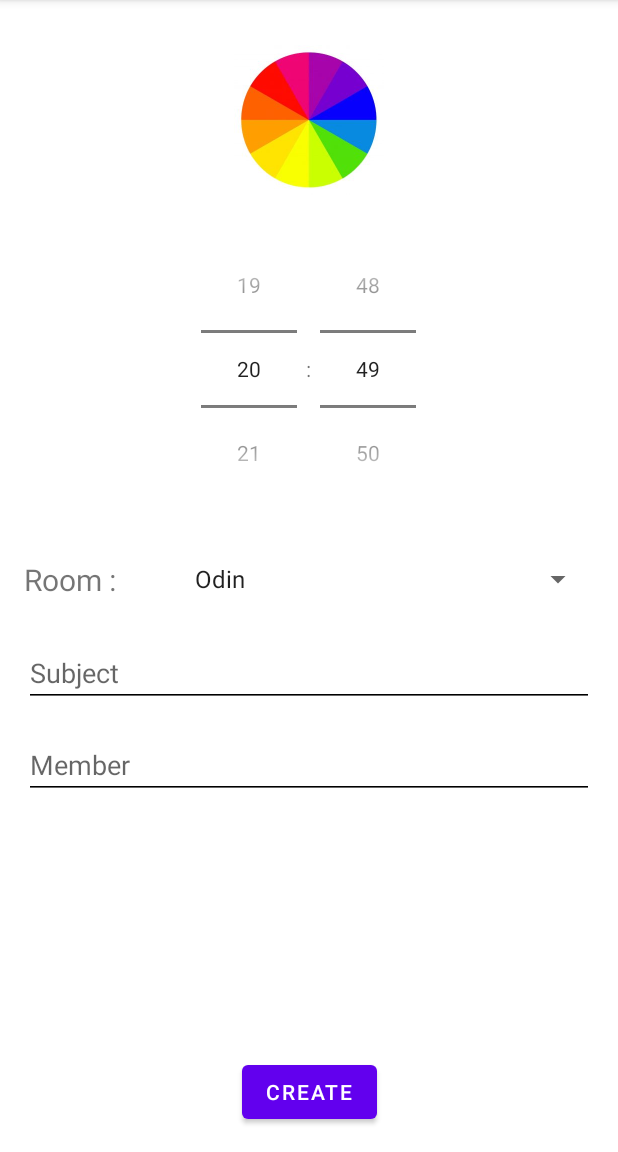
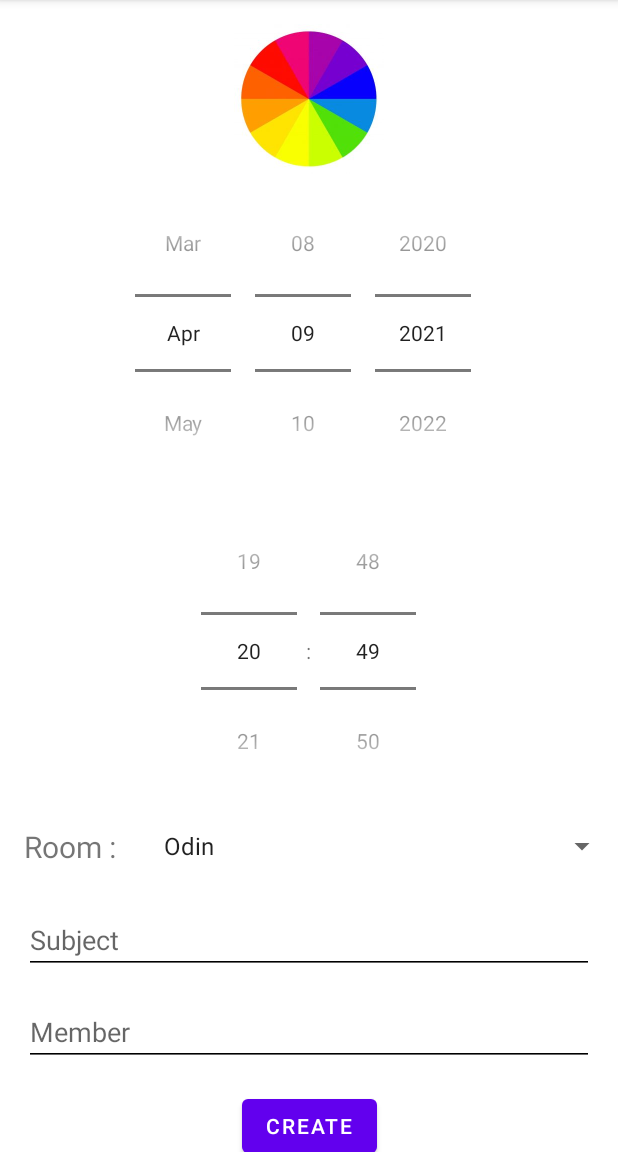
Before and after one commit to Ch0k6973/Projet04_OpenClassrooms, an Android app: the CreateMeetingActivity screen opened directly, with no data from a screen before it, after a tap on an icon or button, on a phone screen of 412 x 824 dp, the part 84-1236 px from its top. Run offline under Robolectric (Android 15) with nearby library versions, the phone set to English and light mode, and no system bars; libraries missing offline, so code that uses them is left out: petrov.kristiyan.colorpicker; 3 statements that could not run were skipped.

Commit message:
Mise a jour filtres

```diff
--- a/app/src/main/java/com/example/mareu/service/MeetingApiService.java
+++ b/app/src/main/java/com/example/mareu/service/MeetingApiService.java
@@ -1,13 +1,19 @@
 package com.example.mareu.service;
 
 import com.example.mareu.model.Meeting;
+import com.example.mareu.model.MeetingRoom;
 
+import java.util.Date;
 import java.util.List;
 
 public interface MeetingApiService {
 
     List<Meeting> getMeeting();
 
+    List<Meeting> getMeetingDate(Date date);
+
+    List<Meeting> getMeetingRoom(MeetingRoom room);
+
     void deleteMeeting(Meeting meeting);
 
     void createMeeting(Meeting meeting);
--- a/app/src/main/java/com/example/mareu/ui/adapter/MyMeetingRecyclerViewAdapter.java
+++ b/app/src/main/java/com/example/mareu/ui/adapter/MyMeetingRecyclerViewAdapter.java
@@ -12,12 +12,14 @@ import com.example.mareu.model.Meeting;
 
 import org.greenrobot.eventbus.EventBus;
 
+import java.text.SimpleDateFormat;
 import java.util.List;
 
 
 public class MyMeetingRecyclerViewAdapter extends RecyclerView.Adapter<MyMeetingRecyclerViewAdapter.ViewHolder> {
 
     private final List<Meeting> mMeeting;
+    SimpleDateFormat sdf = new SimpleDateFormat("hh:mm");
 
     public MyMeetingRecyclerViewAdapter(List<Meeting> items){
         mMeeting = items;
@@ -31,7 +33,8 @@ public class MyMeetingRecyclerViewAdapter extends RecyclerView.Adapter<MyMeeting
     @Override
     public void onBindViewHolder(final ViewHolder holder, int position) {
         Meeting meeting = mMeeting.get(position);
-        holder.binding.itemListTitle.setText(meeting.getRoom() + " - " + meeting.getHour().getHour() + " - " + meeting.getSubject());
+        holder.binding.itemListAvatar.setBackgroundColor(meeting.getColor());
+        holder.binding.itemListTitle.setText(meeting.getRoom() + " - " + sdf.format(meeting.getDate()) + " - " + meeting.getSubject());
         holder.binding.itemListMember.setText(meeting.getMember());
 
         holder.binding.itemListDeleteButton.setOnClickListener(new View.OnClickListener() {
--- /dev/null
+++ b/app/src/main/res/drawable/ic_filter_variant.xml
@@ -0,0 +1,9 @@
+<vector xmlns:android="http://schemas.android.com/apk/res/android"
+    android:width="24dp"
+    android:height="24dp"
+    android:viewportWidth="24"
+    android:viewportHeight="24">
+  <path
+      android:fillColor="#FFFFFF"
+      android:pathData="M6,13H18V11H6M3,6V8H21V6M10,18H14V16H10V18Z"/>
+</vector>
--- a/app/src/main/res/layout/activity_create_meeting.xml
+++ b/app/src/main/res/layout/activity_create_meeting.xml
@@ -1,10 +1,16 @@
 <?xml version="1.0" encoding="utf-8"?>
-<androidx.constraintlayout.widget.ConstraintLayout xmlns:android="http://schemas.android.com/apk/res/android"
+<ScrollView xmlns:android="http://schemas.android.com/apk/res/android"
     xmlns:app="http://schemas.android.com/apk/res-auto"
     xmlns:tools="http://schemas.android.com/tools"
     android:layout_width="match_parent"
+    android:layout_height="match_parent">
+
+    <androidx.constraintlayout.widget.ConstraintLayout
+        android:layout_width="match_parent"
         android:layout_height="match_parent"
         tools:context=".ui.activity.CreateMeetingActivity">
+
+
 
         <ImageView
             android:id="@+id/create_color_picker"
@@ -13,7 +19,7 @@
             app:layout_constraintStart_toStartOf="parent"
             app:layout_constraintTop_toTopOf="parent"
             app:layout_constraintEnd_toEndOf="parent"
-        android:layout_margin="30dp"
+            android:layout_margin="16dp"
             android:src="@drawable/cerclechromatique"/>
 
         <TextView
@@ -21,34 +27,44 @@
             android:layout_width="wrap_content"
             android:layout_height="wrap_content"
             app:layout_constraintStart_toStartOf="parent"
-        app:layout_constraintTop_toBottomOf="@+id/create_hour_text"
+            app:layout_constraintTop_toBottomOf="@+id/create_hour_picker"
             app:layout_constraintEnd_toStartOf="@id/create_location_text"
             app:layout_constraintBottom_toTopOf="@id/create_subject_text"
-        android:layout_margin="16dp"
-        android:text="Room : "
+            android:layout_marginStart="16dp"
+            android:layout_marginEnd="16dp"
+            android:layout_marginBottom="16dp"
+            android:text="Room :"
             android:textSize="20dp"/>
 
         <Spinner
             android:id="@+id/create_location_text"
             android:layout_width="0dp"
             android:layout_height="wrap_content"
-        android:layout_margin="16dp"
+            android:layout_marginBottom="16dp"
             app:layout_constraintStart_toEndOf="@id/create_hint_room"
-        app:layout_constraintTop_toBottomOf="@id/create_hour_text"
+            app:layout_constraintTop_toBottomOf="@id/create_hour_picker"
             app:layout_constraintBottom_toTopOf="@id/create_subject_text"
             app:layout_constraintEnd_toEndOf="parent"
             android:spinnerMode="dropdown"/>
 
-    <TimePicker
-        android:id="@+id/create_hour_text"
+        <DatePicker
+            android:id="@+id/create_date_picker"
             android:layout_width="0dp"
-        android:layout_height="200dp"
-        android:layout_margin="16dp"
+            android:layout_height="wrap_content"
             app:layout_constraintStart_toStartOf="parent"
             app:layout_constraintTop_toBottomOf="@+id/create_color_picker"
             app:layout_constraintEnd_toEndOf="parent"
-        android:timePickerMode="spinner"
-        />
+            android:calendarViewShown="false"
+            android:datePickerMode="spinner"/>
+
+        <TimePicker
+            android:id="@+id/create_hour_picker"
+            android:layout_width="0dp"
+            android:layout_height="wrap_content"
+            app:layout_constraintStart_toStartOf="parent"
+            app:layout_constraintTop_toBottomOf="@+id/create_date_picker"
+            app:layout_constraintEnd_toEndOf="parent"
+            android:timePickerMode="spinner"/>
 
         <EditText
             android:id="@+id/create_subject_text"
@@ -73,7 +89,7 @@
             app:layout_constraintStart_toStartOf="parent"
             app:layout_constraintTop_toBottomOf="@id/create_subject_text"
             app:layout_constraintEnd_toEndOf="parent"
-        android:backgroundTint="@color/black"/>
+            android:backgroundTint="#000000"/>
 
         <Button
             android:id="@+id/create_button"
@@ -82,10 +98,10 @@
             android:text="Create"
             android:layout_margin="16dp"
             app:layout_constraintStart_toStartOf="parent"
+            app:layout_constraintTop_toBottomOf="@id/create_member_text"
             app:layout_constraintEnd_toEndOf="parent"
             app:layout_constraintBottom_toBottomOf="parent"/>
 
+    </androidx.constraintlayout.widget.ConstraintLayout>
 
-
-
-</androidx.constraintlayout.widget.ConstraintLayout>
+</ScrollView>
--- a/app/src/main/res/layout/activity_meeting_list.xml
+++ b/app/src/main/res/layout/activity_meeting_list.xml
@@ -3,7 +3,8 @@
     xmlns:tools="http://schemas.android.com/tools"
     android:layout_width="match_parent"
     android:layout_height="match_parent"
-    xmlns:app="http://schemas.android.com/apk/res-auto">
+    xmlns:app="http://schemas.android.com/apk/res-auto"
+    >
 
     <androidx.recyclerview.widget.RecyclerView
         android:id="@+id/recycler_view"
--- a/app/src/main/res/layout/activity_meeting_list_item.xml
+++ b/app/src/main/res/layout/activity_meeting_list_item.xml
@@ -6,14 +6,15 @@
     android:layout_height="wrap_content"
     android:orientation="vertical">
 
-    <ImageView
+    <View
         android:id="@+id/item_list_avatar"
         android:layout_width="50dp"
         android:layout_height="50dp"
         android:layout_margin="16dp"
         app:layout_constraintBottom_toBottomOf="parent"
         app:layout_constraintStart_toStartOf="parent"
-        app:layout_constraintTop_toTopOf="parent" />
+        app:layout_constraintTop_toTopOf="parent"
+        />
 
     <TextView
         android:id="@+id/item_list_title"
--- a/app/src/main/res/values/themes.xml
+++ b/app/src/main/res/values/themes.xml
@@ -12,5 +12,10 @@
         <!-- Status bar color. -->
         <item name="android:statusBarColor" tools:targetApi="l">?attr/colorPrimaryVariant</item>
         <!-- Customize your theme here. -->
+        <item name="android:actionOverflowButtonStyle">@style/MyActionButtonOverflow</item>
+    </style>
+    <!-- Style to replace actionbar overflow icon. set item 'android:actionOverflowButtonStyle' in AppTheme -->
+    <style name="MyActionButtonOverflow" parent="android:style/Widget.Holo.Light.ActionButton.Overflow">
+        <item name="android:src">@drawable/ic_filter_variant</item>
     </style>
 </resources>
```
Also changed, not shown: app/src/main/java/com/example/mareu/model/Hour.java (deleted, +0 -41 lines), app/src/main/java/com/example/mareu/model/Meeting.java (+19 -7 lines), app/src/main/java/com/example/mareu/service/DummyMeetingApiService.java (+21 -0 lines), app/src/main/java/com/example/mareu/service/DummyMeetingGenerator.java (+12 -4 lines), app/src/main/java/com/example/mareu/ui/activity/CreateMeetingActivity.java (+62 -27 lines), app/src/main/java/com/example/mareu/ui/activity/MeetingListActivity.java (+57 -12 lines), app/src/main/res/layout/dialog_room_filter.xml (added, +49 -0 lines), app/src/main/res/menu/menu.xml (added, +17 -0 lines). Lines whose indentation alone changed are shown as unchanged.
